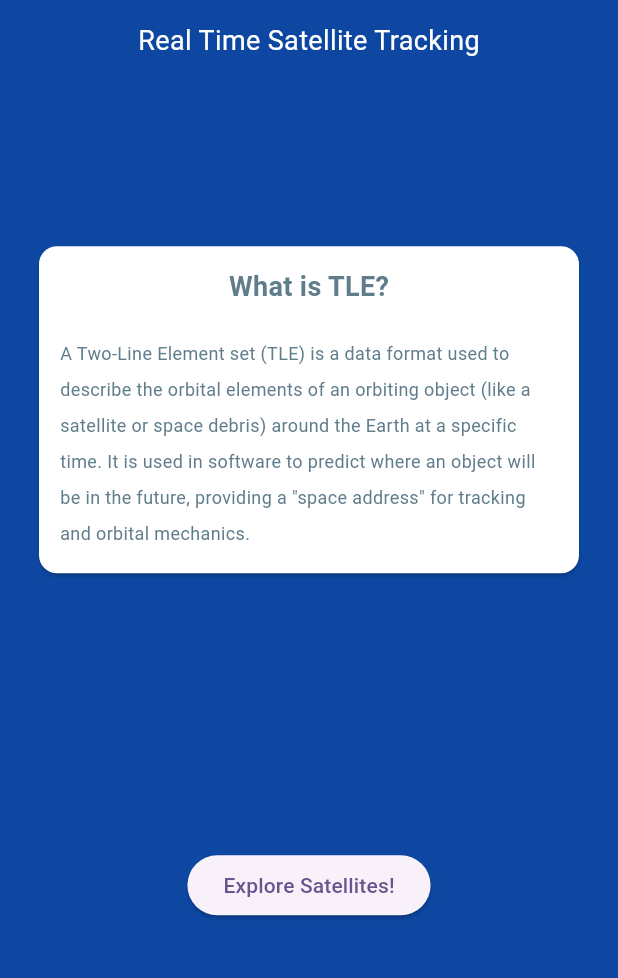
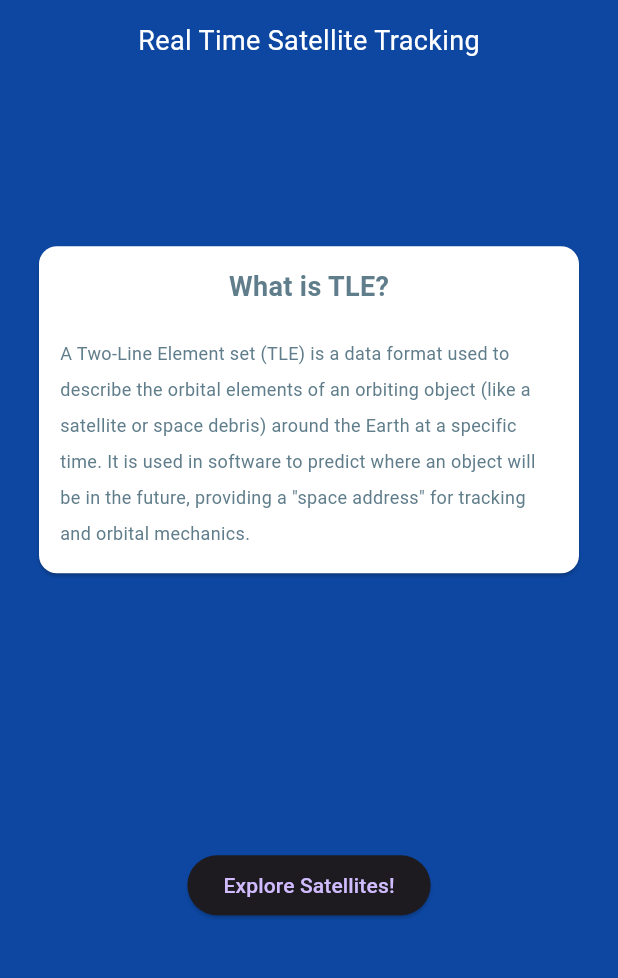
Before and after one commit to AKavaa/OrbitTrack, a Flutter app: the screen it shows after launch, on a phone screen of 412 x 824 dp, the part 230-1208 px from its top. Run offline on Flutter 3.47's test engine with Material 3 defaults, Android fonts, the light colour scheme and no system bars.

Commit message:
feat: add theme toggle dark/light mode across all screens with visible AppBar icons

```diff
--- a/lib/main.dart
+++ b/lib/main.dart
@@ -1,23 +1,35 @@
 import 'package:flutter/material.dart';
 import 'package:orbit_track/screens/splash_screen.dart';
-// import 'screens/home_screen.dart';
 
 void main() {
   runApp(const MyApp());
 }
 
-class MyApp extends StatelessWidget {
+class MyApp extends StatefulWidget {
   const MyApp({super.key});
 
-  // This widget is the root of your application.
+  @override
+  State<MyApp> createState() => _MyAppState();
+}
+
+class _MyAppState extends State<MyApp> {
+  bool _isDarkMode = true;
+
+  void toggleTheme() {
+    setState(() {
+      _isDarkMode = !_isDarkMode;
+    });
+  }
+
   @override
   Widget build(BuildContext context) {
     return MaterialApp(
       title: 'Orbit Track',
-      theme: ThemeData(
-        colorScheme: ColorScheme.fromSeed(seedColor: Colors.deepPurple),
-      ),
-      home: const SplashScreen(),
+      debugShowCheckedModeBanner: false, // remove DEBUG banner
+      theme: ThemeData.light(),
+      darkTheme: ThemeData.dark(),
+      themeMode: _isDarkMode ? ThemeMode.dark : ThemeMode.light,
+      home: SplashScreen(toggleTheme: toggleTheme),
     );
   }
 }
--- a/lib/screens/splash_screen.dart
+++ b/lib/screens/splash_screen.dart
@@ -2,7 +2,9 @@ import 'package:flutter/material.dart';
 import 'home_screen.dart'; // importing the Home Screen to navigate to it after
 
 class SplashScreen extends StatelessWidget {
-  const SplashScreen({super.key});
+
+  final VoidCallback toggleTheme;
+  const SplashScreen({super.key, required this.toggleTheme});
 
   @override
   Widget build(BuildContext context) {
@@ -75,10 +77,10 @@ class SplashScreen extends StatelessWidget {
               // adding a button and when pressed moves to the HomeScreen
               child: ElevatedButton(
                 onPressed: () {
-                  Navigator.push(
+                  Navigator.pushReplacement(
                     context,
                     MaterialPageRoute(
-                      builder: (context) => const HomeScreen(),
+                      builder: (context) =>  HomeScreen(toggleTheme : toggleTheme),
                     ), // navigates the user to the HomeScreen
                   );
                 },
```
Also changed, not shown: lib/screens/detail_screen.dart (+13 -2 lines), lib/screens/home_screen.dart (+52 -64 lines).
